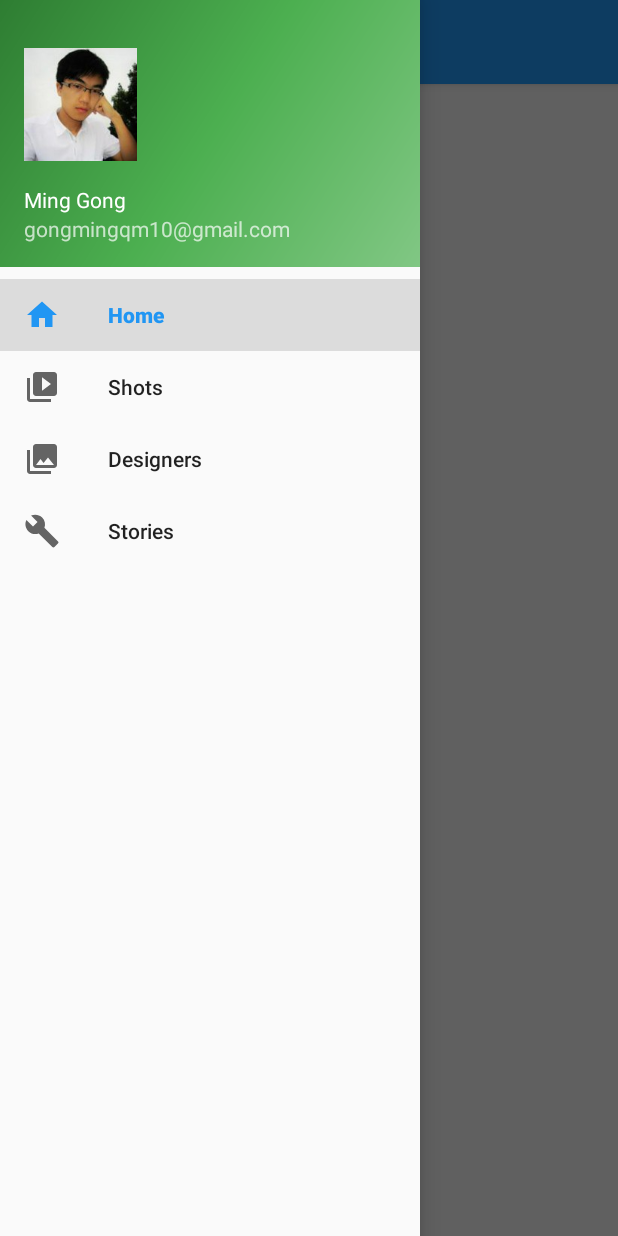
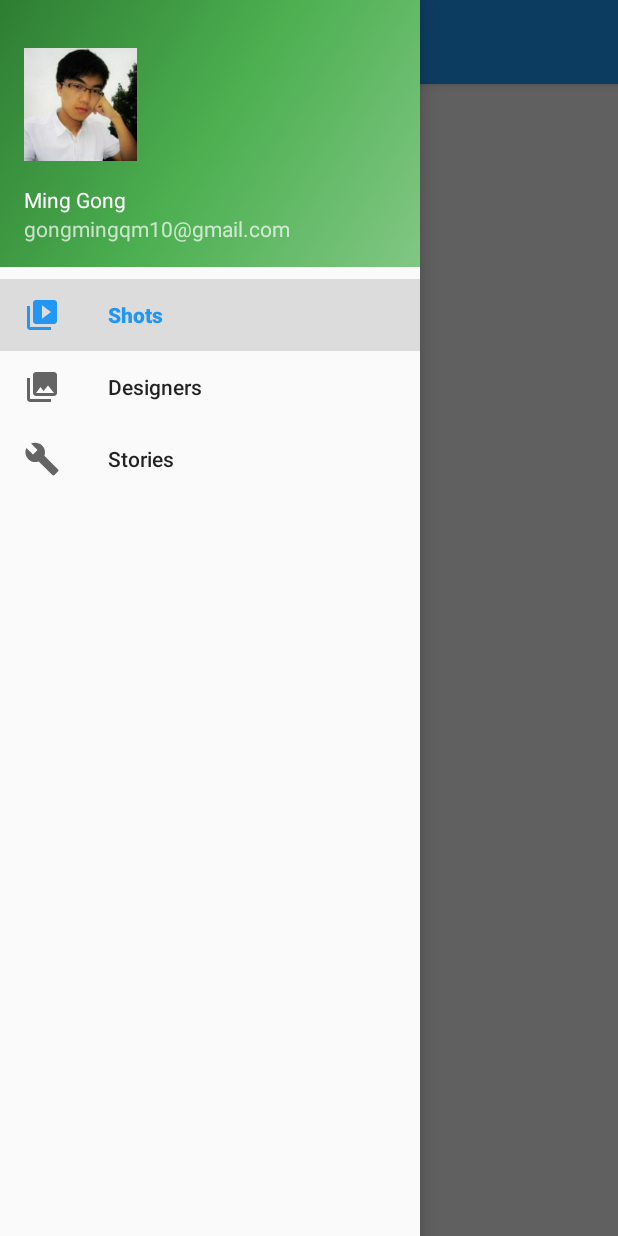
Before and after one commit to gongmingqm10/ZhihuDaily, an Android app: the screen it shows after launch (MainActivity), with the side drawer open, on a phone screen of 412 x 824 dp. Run offline under Robolectric (Android 15) with nearby library versions, the phone set to English and light mode, and no system bars; our stand-ins replace ButterKnife, Dagger/Hilt's generated code; 4 statements that could not run were skipped.

Commit message:
Remove HomeFragment which is empty content

```diff
--- a/app/src/main/java/net/gongmingqm10/zhihu/dagger2/MainComponent.java
+++ b/app/src/main/java/net/gongmingqm10/zhihu/dagger2/MainComponent.java
@@ -2,7 +2,6 @@ package net.gongmingqm10.zhihu.dagger2;
 
 import net.gongmingqm10.zhihu.view.activity.MainActivity;
 import net.gongmingqm10.zhihu.view.fragment.DesignersFragment;
-import net.gongmingqm10.zhihu.view.fragment.HomeFragment;
 import net.gongmingqm10.zhihu.view.fragment.ShotsFragment;
 import net.gongmingqm10.zhihu.view.fragment.StoriesFragment;
 
@@ -15,8 +14,10 @@ import dagger.Component;
 )
 public interface MainComponent {
     void inject(MainActivity mainActivity);
+
     void inject(ShotsFragment shotsFragment);
+
     void inject(DesignersFragment designersFragment);
+
     void inject(StoriesFragment storiesFragment);
-    void inject(HomeFragment homeFragment);
 }
--- a/app/src/main/java/net/gongmingqm10/zhihu/dagger2/MainModule.java
+++ b/app/src/main/java/net/gongmingqm10/zhihu/dagger2/MainModule.java
@@ -2,7 +2,6 @@ package net.gongmingqm10.zhihu.dagger2;
 
 import net.gongmingqm10.zhihu.network.ZhihuApi;
 import net.gongmingqm10.zhihu.presenter.DesignersPresenter;
-import net.gongmingqm10.zhihu.presenter.HomePresenter;
 import net.gongmingqm10.zhihu.presenter.ShotsPresenter;
 import net.gongmingqm10.zhihu.presenter.StoriesPresenter;
 
@@ -11,13 +10,11 @@ import dagger.Provides;
 
 @Module
 public class MainModule {
-    private HomePresenter.HomeView mainView;
     private DesignersPresenter.DesignersView designersView;
     private ShotsPresenter.ShotsView shotsView;
     private StoriesPresenter.StoriesView storiesView;
 
-    public MainModule(HomePresenter.HomeView mainView) {
-        this.mainView = mainView;
+    public MainModule() {
     }
 
     public MainModule(DesignersPresenter.DesignersView designersView) {
@@ -30,11 +27,6 @@ public class MainModule {
 
     public MainModule(StoriesPresenter.StoriesView storiesView) {
         this.storiesView = storiesView;
-    }
-
-    @Provides
-    public HomePresenter.HomeView provideMainView() {
-        return mainView;
     }
 
     @Provides
@@ -53,11 +45,6 @@ public class MainModule {
     }
 
     @Provides
-    public HomePresenter provideMainPresenter(HomePresenter.HomeView mainView, ZhihuApi zhihuApi) {
-        return new HomePresenter(mainView, zhihuApi);
-    }
-
-    @Provides
     public DesignersPresenter provideDesignersPresenter(DesignersPresenter.DesignersView designersView, ZhihuApi zhihuApi) {
         return new DesignersPresenter(designersView, zhihuApi);
     }
--- a/app/src/main/java/net/gongmingqm10/zhihu/presenter/HomePresenter.java
+++ /dev/null
@@ -1,18 +0,0 @@
-package net.gongmingqm10.zhihu.presenter;
-
-import net.gongmingqm10.zhihu.network.ZhihuApi;
-
-public class HomePresenter extends Presenter<HomePresenter.HomeView> {
-
-    public HomePresenter(HomeView view, ZhihuApi zhihuApi) {
-        super(view, zhihuApi);
-    }
-
-    public void loadThemes() {
-
-    }
-
-    public interface HomeView extends BaseView {
-
-    }
-}
--- a/app/src/main/java/net/gongmingqm10/zhihu/view/activity/MainActivity.java
+++ b/app/src/main/java/net/gongmingqm10/zhihu/view/activity/MainActivity.java
@@ -16,10 +16,8 @@ import net.gongmingqm10.zhihu.dagger2.DaggerMainComponent;
 import net.gongmingqm10.zhihu.dagger2.MainModule;
 import net.gongmingqm10.zhihu.dagger2.ZhihuAppComponent;
 import net.gongmingqm10.zhihu.data.SharedPreferenceMgr;
-import net.gongmingqm10.zhihu.presenter.HomePresenter;
 import net.gongmingqm10.zhihu.presenter.Presenter;
 import net.gongmingqm10.zhihu.view.fragment.DesignersFragment;
-import net.gongmingqm10.zhihu.view.fragment.HomeFragment;
 import net.gongmingqm10.zhihu.view.fragment.ShotsFragment;
 import net.gongmingqm10.zhihu.view.fragment.StoriesFragment;
 
@@ -27,7 +25,7 @@ import javax.inject.Inject;
 
 import butterknife.BindView;
 
-public class MainActivity extends BaseActivity implements NavigationView.OnNavigationItemSelectedListener, HomePresenter.HomeView {
+public class MainActivity extends BaseActivity implements NavigationView.OnNavigationItemSelectedListener {
 
     @BindView(R.id.toolbar)
     Toolbar toolbar;
@@ -39,15 +37,12 @@ public class MainActivity extends BaseActivity implements NavigationView.OnNavig
     NavigationView navigationView;
 
     @Inject
-    HomePresenter presenter;
-
-    @Inject
     LocationManager locationManager;
 
     @Inject
     SharedPreferenceMgr sharedPreferenceMgr;
 
-    private Fragment designerFragment, homeFragment, shotsFragment, storiesFragment;
+    private Fragment designerFragment, shotsFragment, storiesFragment;
 
     @Override
     protected void onCreate(Bundle savedInstanceState) {
@@ -73,7 +68,7 @@ public class MainActivity extends BaseActivity implements NavigationView.OnNavig
     @Override
     protected void setupComponent(ZhihuAppComponent appComponent) {
         DaggerMainComponent.builder().zhihuAppComponent(appComponent)
-                .mainModule(new MainModule(this))
+                .mainModule(new MainModule())
                 .build().inject(this);
     }
 
@@ -84,7 +79,7 @@ public class MainActivity extends BaseActivity implements NavigationView.OnNavig
 
     @Override
     Presenter getPresenter() {
-        return presenter;
+        return null;
     }
 
     @Override
@@ -99,12 +94,6 @@ public class MainActivity extends BaseActivity implements NavigationView.OnNavig
     @Override
     public boolean onNavigationItemSelected(MenuItem item) {
         switch (item.getItemId()) {
-            case R.id.nav_home:
-                if (homeFragment == null) {
-                    homeFragment = HomeFragment.instantiate(this, HomeFragment.class.getName());
-                }
-                startFragment(homeFragment);
-                break;
             case R.id.nav_shots:
                 if (shotsFragment == null) {
                     shotsFragment = ShotsFragment.instantiate(this, ShotsFragment.class.getName());
--- a/app/src/main/java/net/gongmingqm10/zhihu/view/fragment/HomeFragment.java
+++ /dev/null
@@ -1,31 +0,0 @@
-package net.gongmingqm10.zhihu.view.fragment;
-
-import android.os.Bundle;
-import android.view.View;
-
-import net.gongmingqm10.zhihu.R;
-import net.gongmingqm10.zhihu.dagger2.DaggerMainComponent;
-import net.gongmingqm10.zhihu.dagger2.MainModule;
-import net.gongmingqm10.zhihu.dagger2.ZhihuAppComponent;
-import net.gongmingqm10.zhihu.presenter.HomePresenter.HomeView;
-
-public class HomeFragment extends BaseFragment implements HomeView {
-
-    @Override
-    public void onViewCreated(View view, Bundle savedInstanceState) {
-        super.onViewCreated(view, savedInstanceState);
-        getActivity().setTitle(R.string.app_name);
-    }
-
-    @Override
-    protected int getLayoutRes() {
-        return R.layout.fragment_home;
-    }
-
-    @Override
-    protected void setupComponent(ZhihuAppComponent appComponent) {
-        DaggerMainComponent.builder().zhihuAppComponent(appComponent)
-                .mainModule(new MainModule(this))
-                .build().inject(this);
-    }
-}
--- a/app/src/main/res/layout/fragment_home.xml
+++ /dev/null
@@ -1,12 +0,0 @@
-<?xml version="1.0" encoding="utf-8"?>
-<LinearLayout xmlns:android="http://schemas.android.com/apk/res/android"
-    android:orientation="vertical" android:layout_width="match_parent"
-    android:layout_height="match_parent">
-
-    <TextView
-        android:text="Home"
-        android:layout_width="match_parent"
-        android:layout_height="wrap_content"
-        android:id="@+id/textView3"
-        android:textAppearance="@android:style/TextAppearance.Material.Medium" />
-</LinearLayout>
--- a/app/src/main/res/menu/activity_main_drawer.xml
+++ b/app/src/main/res/menu/activity_main_drawer.xml
@@ -2,10 +2,6 @@
 <menu xmlns:android="http://schemas.android.com/apk/res/android">
 
     <group android:checkableBehavior="single">
-        <item
-            android:id="@+id/nav_home"
-            android:icon="@drawable/ic_menu_home"
-            android:title="@string/home" />
         <item
             android:id="@+id/nav_shots"
             android:icon="@drawable/ic_menu_slideshow"
```
